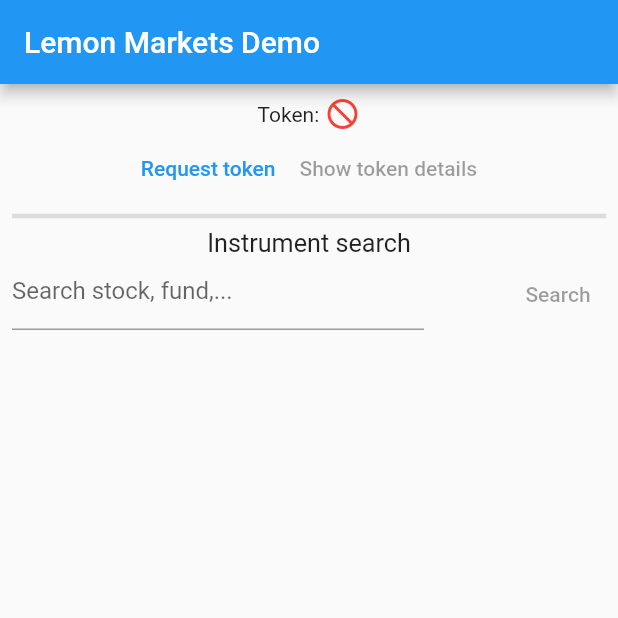
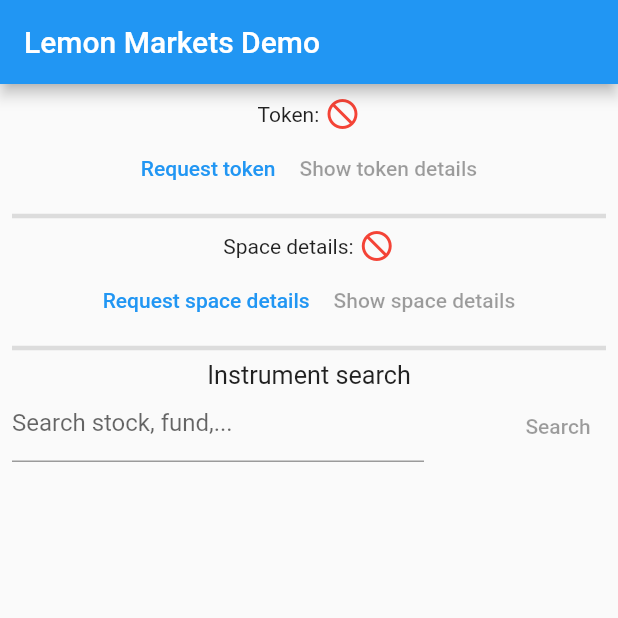
Before and after one commit to stormqueen23/lemonMarketsClient, a Flutter app: the screen it shows after launch, on a phone screen of 412 x 824 dp, the top half of it. Run offline on Flutter 3.47's test engine with Material 2 defaults, Android fonts, the phone set to English and light mode, and no system bars; generated files the repository leaves out were written again.

Commit message:
add space detail widget

```diff
--- a/example/lib/screens/homeScreen.dart
+++ b/example/lib/screens/homeScreen.dart
@@ -1,6 +1,7 @@
 import 'package:example/widgets/accessTokenWidgets.dart';
 import 'package:example/widgets/commonWidgets.dart';
 import 'package:example/widgets/searchInstrumentsWidgets.dart';
+import 'package:example/widgets/spaceWidgets.dart';
 import 'package:flutter/material.dart';
 
 class HomeScreen extends StatelessWidget {
@@ -23,7 +24,10 @@ class HomeScreen extends StatelessWidget {
               AccessTokenRow(),
               AccessTokenArea(),
               Divider(thickness: 3,),
-              SearchInstrumentsArea()
+              SpaceDetailRow(),
+              SpacesArea(),
+              Divider(thickness: 3,),
+              SearchInstrumentsArea(),
             ],
           ),
         ),
--- /dev/null
+++ b/example/lib/widgets/spaceWidgets.dart
@@ -0,0 +1,133 @@
+import 'package:example/provider/lemonMarketsProvider.dart';
+import 'package:flutter/material.dart';
+import 'package:lemon_markets_client/data/resultList.dart';
+import 'package:lemon_markets_client/helper/lemonMarketsConverter.dart';
+import 'package:provider/provider.dart';
+import 'package:lemon_markets_client/lemon_markets_client.dart';
+
+class SpacesArea extends StatefulWidget {
+  const SpacesArea({Key? key}) : super(key: key);
+
+  @override
+  _SpacesAreaState createState() => _SpacesAreaState();
+}
+
+class _SpacesAreaState extends State<SpacesArea> {
+  bool loadingSpaces = false;
+
+  @override
+  Widget build(BuildContext context) {
+    bool hasToken = context.watch<LemonMarketsProvider>().token != null;
+    bool showData = context.watch<LemonMarketsProvider>().showSpaceData;
+
+    return Column(
+      children: [
+        Row(
+          mainAxisAlignment: MainAxisAlignment.center,
+          children: [
+            TextButton(
+              onPressed: () {
+                setState(
+                  () {
+                    loadingSpaces = true;
+                  },
+                );
+                context.read<LemonMarketsProvider>().requestSpaceDetails().then(
+                      (value) => setState(
+                        () {
+                          loadingSpaces = false;
+                        },
+                      ),
+                    );
+              },
+              child: Text('Request space details'),
+            ),
+            TextButton(
+              onPressed: hasToken ? () => context.read<LemonMarketsProvider>().switchShowSpaceData() : null,
+              child: Text(showData ? 'Hide space details' : 'Show space details'),
+            )
+          ],
+        ),
+        loadingSpaces
+            ? Center(child: CircularProgressIndicator())
+            : hasToken && showData
+                ? SpacesInfoWidget(
+          spaces: context.watch<LemonMarketsProvider>().spaces!,
+                  )
+                : Container(),
+      ],
+    );
+  }
+}
+
+class SpacesInfoWidget extends StatelessWidget {
+  final ResultList<Space> spaces;
+
+  SpacesInfoWidget({Key? key, required this.spaces}) : super(key: key);
+
+  @override
+  Widget build(BuildContext context) {
+    return ListView (
+      shrinkWrap: true,
+      children: _createSpaces(),
+    );
+  }
+
+  List<Widget> _createSpaces() {
+    return spaces.result.map((e) => _createSpace(e)).toList();
+  }
+
+  Widget _createSpace(Space space) {
+    return Column(
+      children: [
+        Row(
+          mainAxisAlignment: MainAxisAlignment.center,
+          children: [Text('Space data:')],
+        ),
+        Divider(),
+        _createRow('Name: ', space.name),
+        Divider(),
+        _createRow('Type: ', space.type),
+        Divider(),
+        _createRow('Uuid: ', space.uuid),
+        Divider(),
+        _createRow('Cash to invest: ', space.state.cashToInvest),
+        Divider(),
+        _createRow('Balance: ', space.state.balance),
+      ],
+    );
+  }
+
+  Row _createRow(String label, String value) {
+    return Row(
+      children: [
+        SizedBox(width: 100, child: Text(label)),
+        Flexible(flex: 4, child: SelectableText(value)),
+      ],
+    );
+  }
+}
+
+class SpaceDetailRow extends StatelessWidget {
+  const SpaceDetailRow({Key? key}) : super(key: key);
+
+  @override
+  Widget build(BuildContext context) {
+    bool hasData = context.watch<LemonMarketsProvider>().spaces != null;
+    return Row(
+      mainAxisAlignment: MainAxisAlignment.center,
+      children: [
+        Text('Space details: '),
+        hasData
+            ? Icon(
+          Icons.check_box,
+          color: Colors.green,
+        )
+            : Icon(
+          Icons.not_interested,
+          color: Colors.red,
+        )
+      ],
+    );
+  }
+}
```
Also changed, not shown: example/lib/provider/lemonMarketsProvider.dart (+22 -2 lines).
